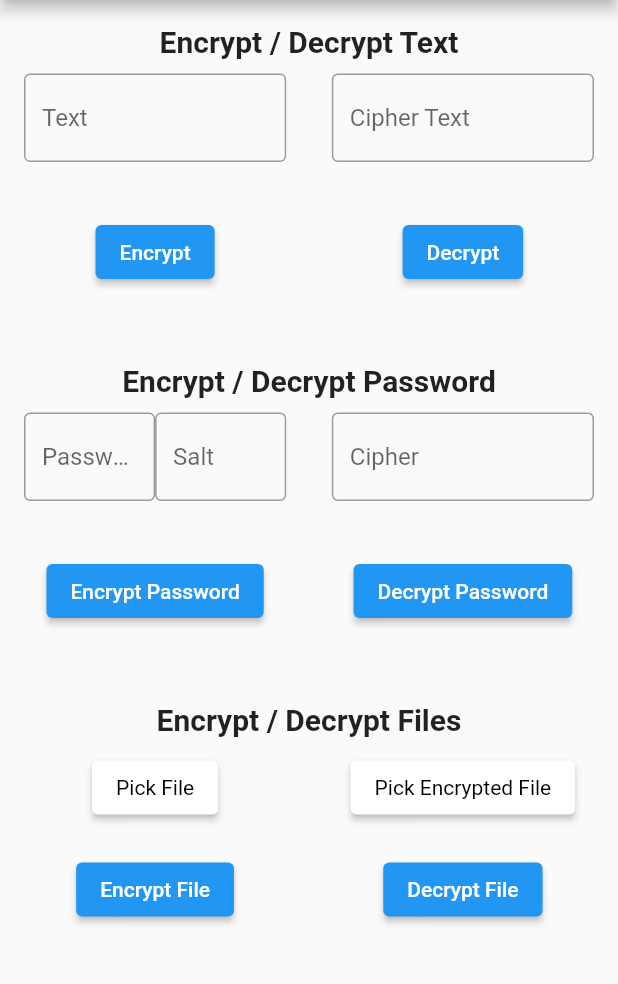
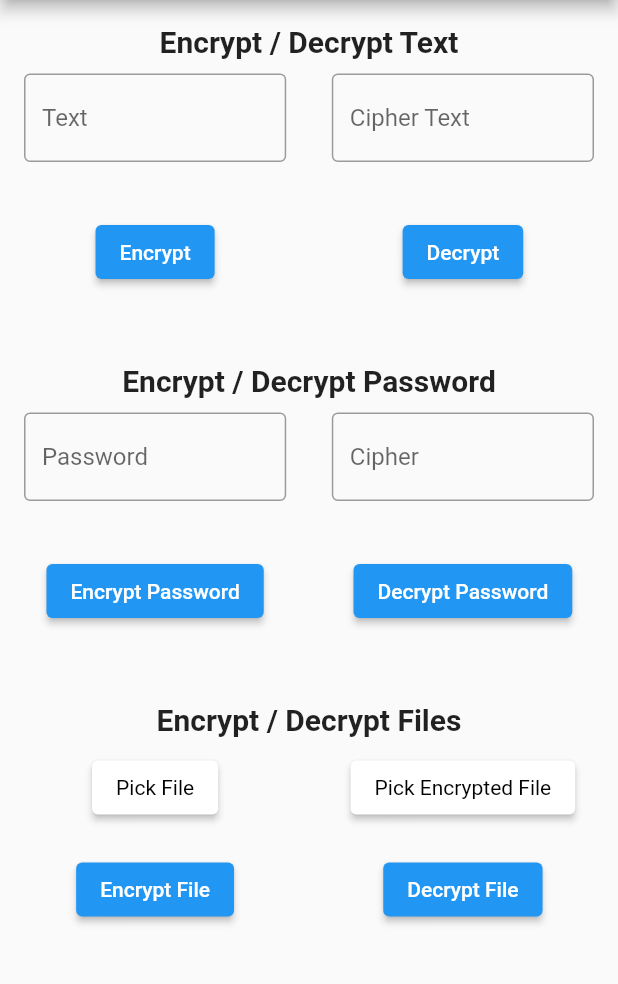
Before and after one commit to wizardoma/lokdon_sdk_demo, a Flutter app: the screen it shows after launch, on a phone screen of 412 x 824 dp, the part 84-1068 px from its top. Run offline on Flutter 3.47's test engine with Material 2 defaults, Android fonts, the light colour scheme and no system bars; our stand-ins replace file_picker, permission_handler; missing offline and left inert: lokdon_sdk.

Commit message:
code refactor

```diff
--- a/lib/encrypt_password.dart
+++ b/lib/encrypt_password.dart
@@ -45,19 +45,6 @@ class _EncryptPasswordState extends State<EncryptPassword> {
                             },
                             decoration: InputDecoration(
                                 hintText: "Password", border: OutlineInputBorder()),
-                          ),
-                        ),
-                        Expanded(
-                          child: TextField(
-
-                            onChanged: (s) {
-                              setState(() {
-                                salt = int.parse(s);
-                              });
-                            },
-                            keyboardType: TextInputType.number,
-                            decoration: InputDecoration(
-                                hintText: "Salt", border: OutlineInputBorder()),
                           ),
                         ),
                       ],
--- a/lib/main.dart
+++ b/lib/main.dart
@@ -36,7 +36,7 @@ class _MyAppState extends State<HomePage> {
   Widget build(BuildContext context) {
     return Scaffold(
       appBar: AppBar(
-        title: Text("Lokdon SDK Demo",style: TextStyle(fontWeight: FontWeight.bold),),
+        title: const Text("Lokdon SDK Demo",style: TextStyle(fontWeight: FontWeight.bold),),
         centerTitle: false,
       ),
       body: SingleChildScrollView(
@@ -44,7 +44,7 @@ class _MyAppState extends State<HomePage> {
           padding: const EdgeInsets.all(16),
           child: Column(
 
-            children: [
+            children: const [
               EncryptText(),
               SizedBox(height: 50,),
               EncryptPassword(),
```
